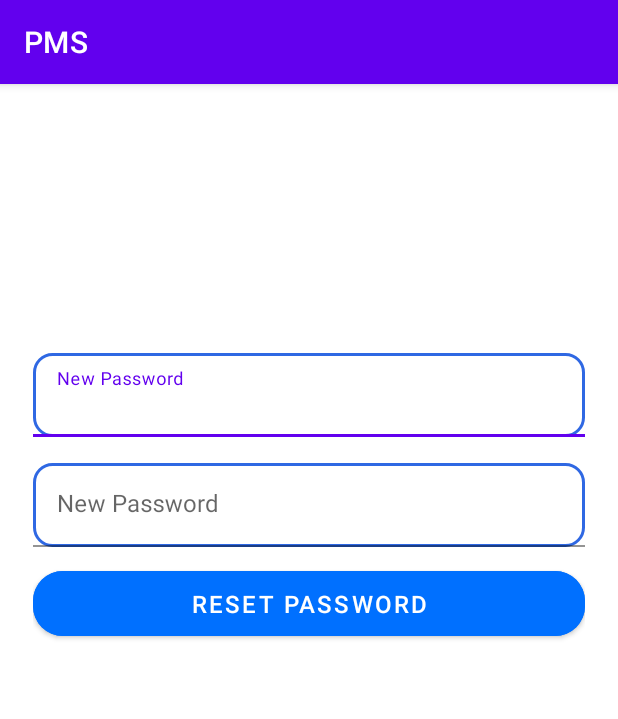
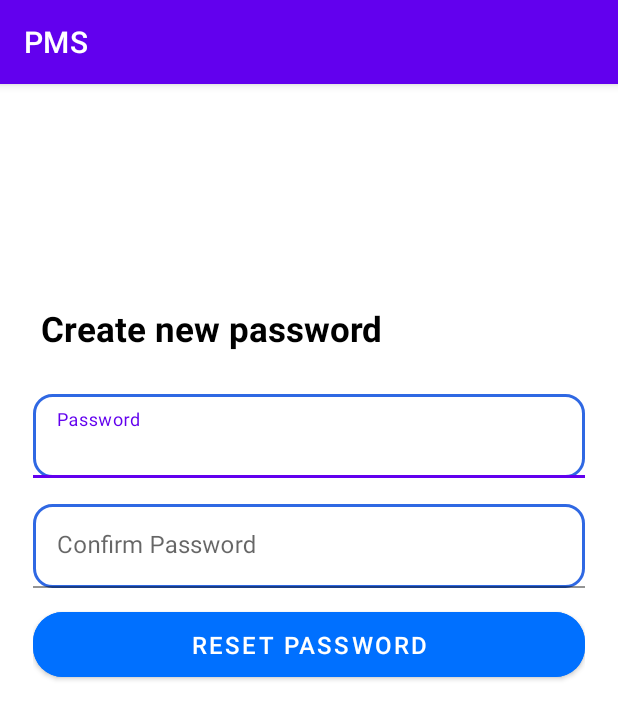
Before and after one commit to KanchanaSW/pharmacyV3-main, an Android app: the NewPassword screen opened directly, with no data from a screen before it, on a phone screen of 412 x 824 dp. Shown: the top 719 px of the screen. Run offline under Robolectric (Android 15) with nearby library versions, the phone set to English and light mode, and no system bars; libraries missing offline, so code that uses them is left out: com.shashank.sony.

Commit message:
forget password UI updated

```diff
--- a/app/src/main/res/layout/activity_new_password.xml
+++ b/app/src/main/res/layout/activity_new_password.xml
@@ -9,15 +9,27 @@
 
     <RelativeLayout
         android:layout_width="match_parent"
-        android:layout_height="match_parent"
-        android:layout_marginTop="150dp"
+        android:layout_height="wrap_content"
+        android:layout_marginTop="130dp"
         android:layout_marginBottom="10dp"
         android:layout_marginStart="10dp"
         android:layout_marginEnd="10dp"
         android:padding="12dp"
         >
+        <TextView
+            android:id="@+id/textView6"
+            android:layout_width="wrap_content"
+            android:layout_height="wrap_content"
+            android:layout_marginBottom="5dp"
+            android:padding="5dp"
+            android:textColor="@color/black"
+            android:textSize="23dp"
+            android:textStyle="bold"
+            android:text="Create new password" />
+
         <com.google.android.material.textfield.TextInputLayout
             android:id="@+id/passError"
+            android:layout_below="@+id/textView6"
             android:layout_width="match_parent"
             android:layout_height="wrap_content"
             android:layout_marginTop="7dp">
@@ -29,7 +41,7 @@
                 android:layout_marginTop="10dp"
                 android:background="@drawable/edit_text_border"
                 android:ems="10"
-                android:hint="@string/prompt_new_password"
+                android:hint="@string/prompt_password"
                 android:inputType="textPassword"
                 android:maxLines="1"
                 android:singleLine="true" />
@@ -50,25 +62,28 @@
                 android:layout_marginTop="10dp"
                 android:background="@drawable/edit_text_border"
                 android:ems="10"
-                android:hint="@string/prompt_new_password"
+                android:hint="@string/prompt_confirm_password"
                 android:inputType="textPassword"
                 android:maxLines="1"
                 android:singleLine="true" />
 
         </com.google.android.material.textfield.TextInputLayout>
+
         <Button
             android:id="@+id/btnResetPassword"
+            android:layout_width="match_parent"
+            android:layout_height="55dp"
+            android:layout_below="@+id/passError2"
             android:layout_marginTop="10dp"
             android:layout_marginBottom="10dp"
-            android:layout_below="@+id/passError2"
-            android:layout_width="match_parent"
-            android:layout_height="55dp"
+            android:backgroundTint="#0070ff"
             android:padding="10dp"
-            android:backgroundTint="#0070ff"
             android:text="Reset Password"
             android:textColor="@color/white"
             android:textSize="16dp"
             app:cornerRadius="20dp" />
     </RelativeLayout>
 
+
+
 </LinearLayout>
--- a/app/src/main/res/values/strings.xml
+++ b/app/src/main/res/values/strings.xml
@@ -2,7 +2,7 @@
     <string name="app_name">PMS</string>
     <string name="prompt_email">Email</string>
     <string name="prompt_password">Password</string>
-    <string name="prompt_new_password">New Password</string>
+    <string name="prompt_confirm_password">Confirm Password</string>
     <string name="login">Login</string>
     <string name="create_new">Click here for register</string>
     <string name="not_register">Not Register?</string>
@@ -30,6 +30,6 @@
     <!-- TODO: Remove or change this placeholder text -->
     <string name="hello_blank_fragment">Hello blank fragment</string>
     <string name="resetPassContext">Enter your email associated with your account and we will send an email with instructions to reset the password. </string>
-    <string name="validateOtp">Provide the OTP number sent to your email.</string>
+    <string name="validateOtp">Check your email inbox for the OTP number sent to you. Validate the OTP number below.</string>
 
 </resources>
```
Also changed, not shown: app/src/main/res/layout/activity_validate_otp.xml (+17 -3 lines).
